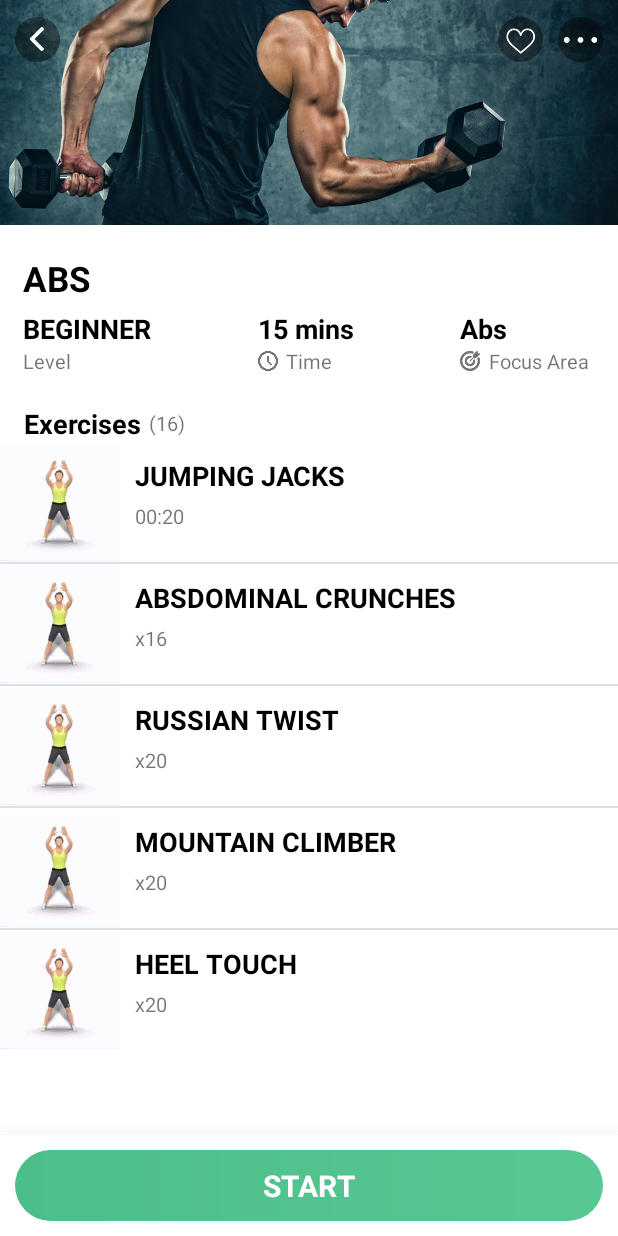
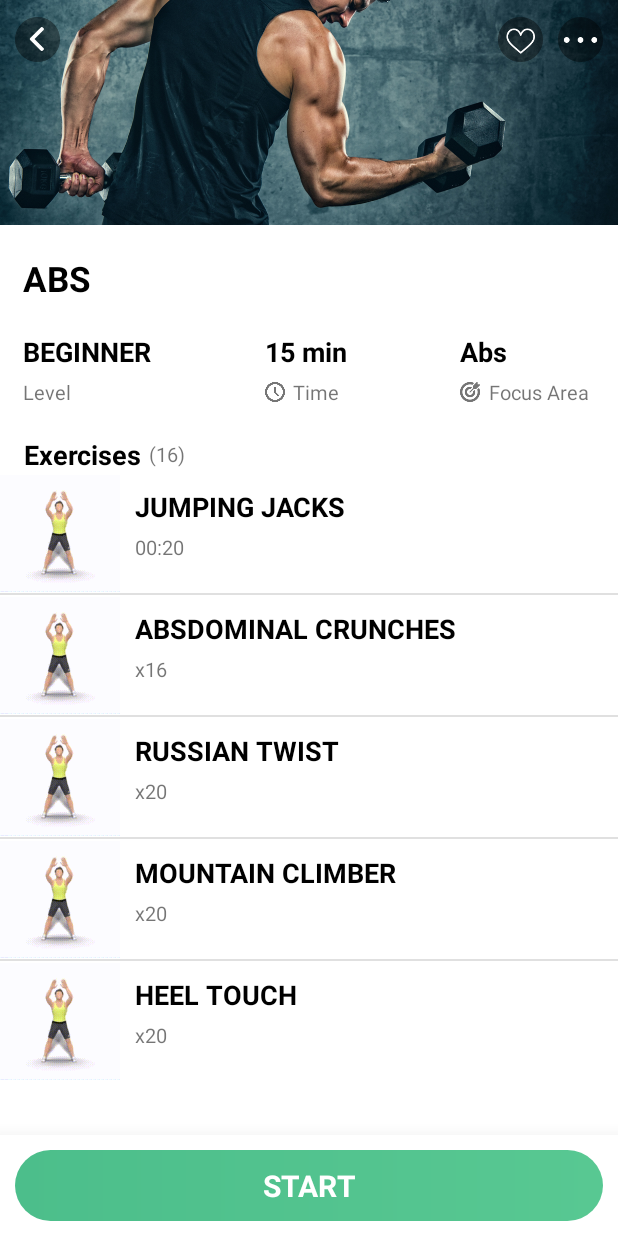
Before and after one commit to KSB-tqk/HooCare, an Android app: the fragment GymFragment shown on its own in the app's theme, after a tap on "Abs - Beginner", on a phone screen of 412 x 824 dp. Run offline under Robolectric (Android 15) with nearby library versions, the phone set to English and light mode, and no system bars; 1 other tap on this screen came first.

Commit message:
Update GymFragment UI

```diff
--- a/app/src/main/java/cf/khanhsb/icare_v2/GymFragment.java
+++ b/app/src/main/java/cf/khanhsb/icare_v2/GymFragment.java
@@ -1,21 +1,16 @@
 package cf.khanhsb.icare_v2;
 
-import android.annotation.SuppressLint;
 import android.content.Intent;
 import android.graphics.Color;
 import android.os.Bundle;
-
-import androidx.fragment.app.Fragment;
-
 import android.view.LayoutInflater;
 import android.view.View;
 import android.view.ViewGroup;
 import android.widget.AdapterView;
-import android.widget.BaseAdapter;
 import android.widget.ImageView;
-import android.widget.ListView;
 import android.widget.TextView;
-import android.widget.Toast;
+
+import androidx.fragment.app.Fragment;
 
 import com.google.android.material.floatingactionbutton.FloatingActionButton;
 
@@ -23,23 +18,30 @@ import java.util.Objects;
 
 public class GymFragment extends Fragment {
     private FloatingActionButton viewButtonExercises;
-    private TextView workoutHeadline,workoutTitle;
+    private TextView workoutHeadline, workoutTitle;
     private Boolean gotPlan = false;
     private ImageView clockIcon;
 
-    /**Gym listview*/
+    /**
+     * Gym listview
+     */
     private NonScrollListView listView;
     private String[] gymListTitle = {"Abs - Beginner",
-            "Abs - Beginner",
-            "Abs - Beginner",
-            "Abs - Beginner",
+            "Chest - Beginner",
+            "Arm - Beginner",
+            "Leg - Beginner",
             "Shoulder & Back - Beginner"};
+    private String[] gymListTime = {"15 min", "6 min", "16 min", "21 min", "14 min"};
+    private String[] focusBodyPart = {"Abs","Chest","Arm","Leg","Shoulder & Back"};
     private int[] gymListImage = {R.drawable.workout_real_pic_item_list_icon,
             R.drawable.workout_real_pic_item_list_icon,
             R.drawable.workout_real_pic_item_list_icon,
             R.drawable.workout_real_pic_item_list_icon,
             R.drawable.workout_real_pic_item_list_icon};
-    /**Gym listview*/
+
+    /**
+     * Gym listview
+     */
 
     public GymFragment() {
         // Required empty public constructor
@@ -65,14 +67,17 @@ public class GymFragment extends Fragment {
         GymListViewAdapter listViewAdapter = new GymListViewAdapter(getActivity(),
                 R.layout.item_workout_list,
                 gymListImage,
-                gymListTitle);
+                gymListTitle,
+                gymListTime);
         listView.setAdapter(listViewAdapter);
         listView.setOnItemClickListener(new AdapterView.OnItemClickListener() {
             @Override
             public void onItemClick(AdapterView<?> parent, View view, int position, long id) {
-                Intent intent = new Intent(getContext(),List_Data_Activity.class);
-                intent.putExtra("workoutTitle",gymListTitle[position]);
-                intent.putExtra("workoutImage",gymListImage[position]);
+                Intent intent = new Intent(getContext(), List_Data_Activity.class);
+                intent.putExtra("workoutTitle", gymListTitle[position]);
+                intent.putExtra("workoutImage", gymListImage[position]);
+                intent.putExtra("workoutTime",gymListTime[position]);
+                intent.putExtra("focusBodyPart",focusBodyPart[position]);
                 startActivity(intent);
                 Objects.requireNonNull(getActivity()).overridePendingTransition(R.anim.slide_in_right, R.anim.hold_position);
             }
@@ -89,10 +94,9 @@ public class GymFragment extends Fragment {
             }
         });
 
-        if(!gotPlan) {
+        if (!gotPlan) {
             workoutHeadline.setText("Set Up plan");
-        }
-        else {
+        } else {
             viewButtonExercises.setVisibility(View.VISIBLE);
             workoutHeadline.setText("Next workout");
         }
--- a/app/src/main/java/cf/khanhsb/icare_v2/GymListViewAdapter.java
+++ b/app/src/main/java/cf/khanhsb/icare_v2/GymListViewAdapter.java
@@ -12,19 +12,20 @@ import android.widget.TextView;
 
 public class GymListViewAdapter extends BaseAdapter {
 
-    private String[] title;
+    private String[] title,time;
     private int[] image;
     private Context context;
     private View view;
     private int resource;
     private Holder holder;
 
-    public GymListViewAdapter(Context context,int resource,int[] workoutImage,String[] workoutTitle){
+    public GymListViewAdapter(Context context,int resource,int[] workoutImage,String[] workoutTitle,String[] time){
         super();
         this.context = context;
         this.image = workoutImage;
         this.title = workoutTitle;
         this.resource = resource;
+        this.time = time;
     }
 
     @Override
@@ -50,15 +51,17 @@ public class GymListViewAdapter extends BaseAdapter {
 
         holder = new Holder();
         holder.workoutTitle = (TextView) view.findViewById(R.id.body_part_workout_title);
+        holder.workoutTime = (TextView) view.findViewById(R.id.body_part_workout_time);
         holder.workoutImage = (ImageView) view.findViewById(R.id.body_part_icon);
 
         holder.workoutTitle.setText(title[position]);
         holder.workoutImage.setImageResource(image[position]);
+        holder.workoutTime.setText(time[position]);
         return view;
     }
     public class Holder
     {
-        TextView workoutTitle;
+        TextView workoutTitle,workoutTime;
         ImageView workoutImage;
     }
 }
--- a/app/src/main/java/cf/khanhsb/icare_v2/List_Data_Activity.java
+++ b/app/src/main/java/cf/khanhsb/icare_v2/List_Data_Activity.java
@@ -21,7 +21,7 @@ import com.google.android.material.bottomsheet.BottomSheetDialog;
 public class List_Data_Activity extends AppCompatActivity {
     private ImageView workoutImage, backButton, moreButton, favButton;
     private TextView workoutTitle, workoutTime, exerciseTitle, exerciseDurationValue,
-            exerciseDurationText,animTitle,videoTitle;
+            exerciseDurationText,animTitle,videoTitle,focusArea,workoutBigTitle;
     private LinearLayout startButtonAnimExer;
     private ConstraintLayout bottomSheetContainer,selectedBackground;
     private ViewPager2 viewPager2;
@@ -66,6 +66,9 @@ public class List_Data_Activity extends AppCompatActivity {
         setContentView(R.layout.activity_list_data);
 
         workoutTitle = (TextView) findViewById(R.id.gym_list_workout_text);
+        workoutBigTitle = (TextView) findViewById(R.id.title_list_data);
+        workoutTime = (TextView) findViewById(R.id.time_title_list_data);
+        focusArea = (TextView) findViewById(R.id.area_focus_title_list_data);
         workoutImage = (ImageView) findViewById(R.id.gym_list_image_view);
         backButton = (ImageView) findViewById(R.id.back_button_list_data);
         bottomSheetContainer = (ConstraintLayout) findViewById(R.id.bottom_sheet_container_exer_anim);
@@ -83,10 +86,13 @@ public class List_Data_Activity extends AppCompatActivity {
             }
         });
 
+        /**setting up intent from gym fragment*/
         Intent intent = getIntent();
-
         workoutTitle.setText(intent.getStringExtra("workoutTitle"));
         workoutImage.setImageResource(intent.getIntExtra("workoutImage", 0));
+        workoutTime.setText(intent.getStringExtra("workoutTime"));
+        focusArea.setText(intent.getStringExtra("focusBodyPart"));
+        workoutBigTitle.setText(intent.getStringExtra("focusBodyPart"));
 
         /**setting up animation exercise listview*/
         listView = findViewById(R.id.list_view_list_data);
--- a/app/src/main/res/layout/activity_list_data.xml
+++ b/app/src/main/res/layout/activity_list_data.xml
@@ -100,7 +100,9 @@
                 android:paddingStart="15dp"
                 android:paddingTop="20dp"
                 android:paddingEnd="0dp"
+                android:paddingBottom="15dp"
                 android:text="ABS"
+                android:textAllCaps="true"
                 android:textColor="@color/black"
                 android:textSize="23sp"
                 android:textStyle="bold" />
@@ -128,6 +130,7 @@
                 android:layout_gravity="center"
                 android:gravity="start"
                 android:paddingStart="15dp"
+                android:paddingTop="5dp"
                 android:paddingEnd="0dp"
                 android:text="Level"
                 android:textSize="13sp" />
@@ -166,6 +169,7 @@
                         android:layout_height="wrap_content"
                         android:layout_marginStart="5dp"
                         android:gravity="center"
+                        android:layout_marginTop="5dp"
                         android:text="Time"
                         android:textSize="13sp"
                         app:layout_constraintLeft_toRightOf="@id/time_icon_list_data"
@@ -177,6 +181,7 @@
                         android:layout_height="13dp"
                         android:layout_alignBottom="@id/time_title_list_data"
                         android:layout_alignParentBottom="true"
+                        android:layout_marginTop="5dp"
                         android:scaleType="centerCrop"
                         android:src="@drawable/time_icon_list_data"
                         app:layout_constraintBottom_toBottomOf="parent"
@@ -189,9 +194,10 @@
                 android:id="@+id/area_focus_text_list_data_linear"
                 android:layout_width="wrap_content"
                 android:layout_height="wrap_content"
-                android:layout_below="@id/area_focus_title_list_data"
+                android:layout_below="@id/level_title_list_data"
                 android:layout_alignParentEnd="true"
                 android:orientation="horizontal"
+                android:layout_marginTop="5dp"
                 android:paddingEnd="20dp">
 
                 <ImageView
@@ -217,7 +223,7 @@
                 android:id="@+id/area_focus_title_list_data"
                 android:layout_width="wrap_content"
                 android:layout_height="wrap_content"
-                android:layout_below="@id/title_list_data"
+                android:layout_above="@id/area_focus_text_list_data_linear"
                 android:layout_alignParentEnd="true"
                 android:layout_gravity="center"
                 android:layout_toEndOf="@id/time_title_list_data_constraint"
@@ -277,8 +283,8 @@
         android:layout_width="match_parent"
         android:layout_height="wrap_content"
         android:layout_gravity="bottom"
-        android:translationZ="20dp"
-        android:background="@color/white">
+        android:background="@color/white"
+        android:translationZ="20dp">
 
         <TextView
             android:layout_width="match_parent"
--- a/app/src/main/res/layout/item_workout_list.xml
+++ b/app/src/main/res/layout/item_workout_list.xml
@@ -33,6 +33,7 @@
         android:textStyle="bold"
         android:textSize="14sp"/>
     <TextView
+        android:id="@+id/body_part_workout_time"
         android:layout_width="wrap_content"
         android:layout_height="wrap_content"
         android:paddingTop="5dp"
```
